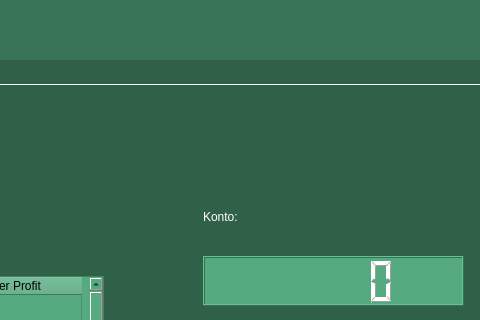
First picture: the form in client/form.ui, repository SushantKumarPandey/Crypto-Tradeing-App-with-fake-currency, before the edit; both pictures show x 597 to 1077 and y 0 to 320 of the 1208 by 845 pixel window.
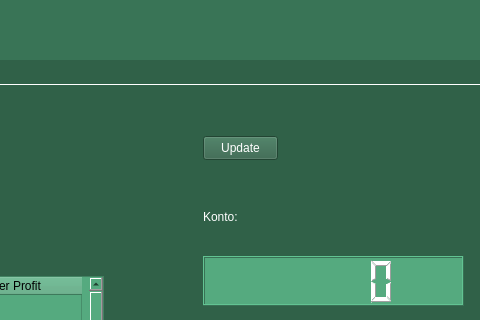
Second picture: the form after the edit. The open tabs and pages were chosen to show the change.

Commit message: feat: buy and sell feat: My Profile

The edit to the form file:
```diff
--- a/client/form.ui
+++ b/client/form.ui
@@ -1238,6 +1238,19 @@
        <string>Konto:</string>
       </property>
      </widget>
+     <widget class="QPushButton" name="updateButton">
+      <property name="geometry">
+       <rect>
+        <x>790</x>
+        <y>50</y>
+        <width>75</width>
+        <height>24</height>
+       </rect>
+      </property>
+      <property name="text">
+       <string>Update</string>
+      </property>
+     </widget>
     </widget>
    </widget>
    <widget class="QWidget" name="widget_4" native="true">
```
Left out of the diff: 2 changed lines with no effect on the pictures. The commit also changes 2 other files.
